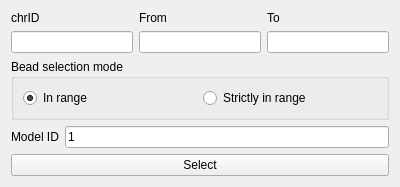
Above: src/selection.ui from TheWizier/Genome-Tools-for-ChimeraX before the change. Below: the same form after it.
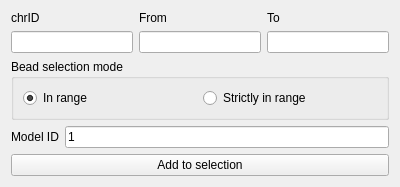
That is the form after the change.

What changed in the file:
```diff
--- a/src/selection.ui
+++ b/src/selection.ui
@@ -107,7 +107,7 @@
    <item>
     <widget class="QPushButton" name="selectButton">
      <property name="text">
-      <string>Select</string>
+      <string>Add to selection</string>
      </property>
     </widget>
    </item>
```
